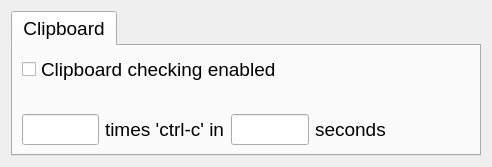
Qt form src/_gui/settings.ui (rewisch/ReDict) before a commit.
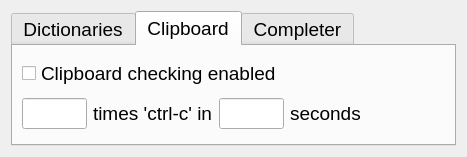
The same form after that commit. The open tabs and pages were chosen to show the change. Icons and pictures are not drawn.

Commit message: get all settings in one window

Patch:
```diff
--- a/src/_gui/settings.ui
+++ b/src/_gui/settings.ui
@@ -6,8 +6,8 @@
    <rect>
     <x>0</x>
     <y>0</y>
-    <width>492</width>
-    <height>167</height>
+    <width>467</width>
+    <height>157</height>
    </rect>
   </property>
   <property name="windowTitle">
@@ -17,9 +17,9 @@
    <iconset>
     <normaloff>icons/icon.png</normaloff>icons/icon.png</iconset>
   </property>
-  <layout class="QFormLayout" name="formLayout">
-   <item row="0" column="0" colspan="2">
-    <widget class="QTabWidget" name="tabClipboard">
+  <layout class="QGridLayout" name="gridLayout_3">
+   <item row="0" column="0">
+    <widget class="QTabWidget" name="tabWidget">
      <property name="font">
       <font>
        <pointsize>14</pointsize>
@@ -28,62 +28,17 @@
      <property name="currentIndex">
       <number>0</number>
      </property>
-     <widget class="QWidget" name="clipboard">
-      <property name="font">
-       <font>
-        <pointsize>14</pointsize>
-       </font>
-      </property>
+     <widget class="QWidget" name="tabDictionaries">
+      <attribute name="title">
+       <string>Dictionaries</string>
+      </attribute>
+     </widget>
+     <widget class="QWidget" name="tabClipboard">
       <attribute name="title">
        <string>Clipboard</string>
       </attribute>
       <layout class="QGridLayout" name="gridLayout">
-       <item row="2" column="0">
-        <spacer name="verticalSpacer">
-         <property name="orientation">
-          <enum>Qt::Vertical</enum>
-         </property>
-         <property name="sizeHint" stdset="0">
-          <size>
-           <width>20</width>
-           <height>40</height>
-          </size>
-         </property>
-        </spacer>
-       </item>
-       <item row="3" column="0">
-        <widget class="QLineEdit" name="txtTimes"/>
-       </item>
-       <item row="3" column="2">
-        <widget class="QLineEdit" name="txtSeconds">
-         <property name="toolTip">
-          <string>Number of seconds in which Ctrl-C must be double-clicked</string>
-         </property>
-        </widget>
-       </item>
-       <item row="3" column="3">
-        <widget class="QLabel" name="label">
-         <property name="font">
-          <font>
-           <pointsize>14</pointsize>
-          </font>
-         </property>
-         <property name="toolTip">
-          <string>Number of seconds in which Ctrl-C must be double-clicked</string>
-         </property>
-         <property name="text">
-          <string>seconds                </string>
-         </property>
-        </widget>
-       </item>
-       <item row="3" column="1">
-        <widget class="QLabel" name="label_2">
-         <property name="text">
-          <string>times 'ctrl-c' in</string>
-         </property>
-        </widget>
-       </item>
-       <item row="1" column="0" colspan="3">
+       <item row="0" column="0" colspan="3">
         <widget class="QCheckBox" name="clipboardEnable">
          <property name="font">
           <font>
@@ -92,6 +47,85 @@
          </property>
          <property name="text">
           <string>Clipboard checking enabled</string>
+         </property>
+        </widget>
+       </item>
+       <item row="1" column="1">
+        <widget class="QLabel" name="label_2">
+         <property name="font">
+          <font>
+           <pointsize>14</pointsize>
+          </font>
+         </property>
+         <property name="text">
+          <string>times 'ctrl-c' in</string>
+         </property>
+        </widget>
+       </item>
+       <item row="1" column="3">
+        <widget class="QLabel" name="label">
+         <property name="font">
+          <font>
+           <pointsize>14</pointsize>
+          </font>
+         </property>
+         <property name="toolTip">
+          <string>Number of seconds in which Ctrl-C must be double-clicked</string>
+         </property>
+         <property name="text">
+          <string>seconds                </string>
+         </property>
+        </widget>
+       </item>
+       <item row="1" column="0">
+        <widget class="QLineEdit" name="txtTimes">
+         <property name="font">
+          <font>
+           <pointsize>14</pointsize>
+          </font>
+         </property>
+        </widget>
+       </item>
+       <item row="1" column="2">
+        <widget class="QLineEdit" name="txtSeconds">
+         <property name="font">
+          <font>
+           <pointsize>14</pointsize>
+          </font>
+         </property>
+         <property name="toolTip">
+          <string>Number of seconds in which Ctrl-C must be double-clicked</string>
+         </property>
+        </widget>
+       </item>
+      </layout>
+     </widget>
+     <widget class="QWidget" name="tabCompleter">
+      <attribute name="title">
+       <string>Completer</string>
+      </attribute>
+      <layout class="QGridLayout" name="gridLayout_4">
+       <item row="0" column="0">
+        <widget class="QRadioButton" name="rbtnLemmata">
+         <property name="font">
+          <font>
+           <pointsize>14</pointsize>
+          </font>
+         </property>
+         <property name="text">
+          <string>Lemmata</string>
+         </property>
+        </widget>
+       </item>
+       <item row="1" column="0">
+        <widget class="QRadioButton" name="rbtnDeclinedWords">
+         <property name="font">
+          <font>
+           <pointsize>14</pointsize>
+          </font>
+         </property>
+         <property name="text">
+          <string>Declined Words</string>
          </property>
         </widget>
        </item>
```
The commit also changes 7 other files.
